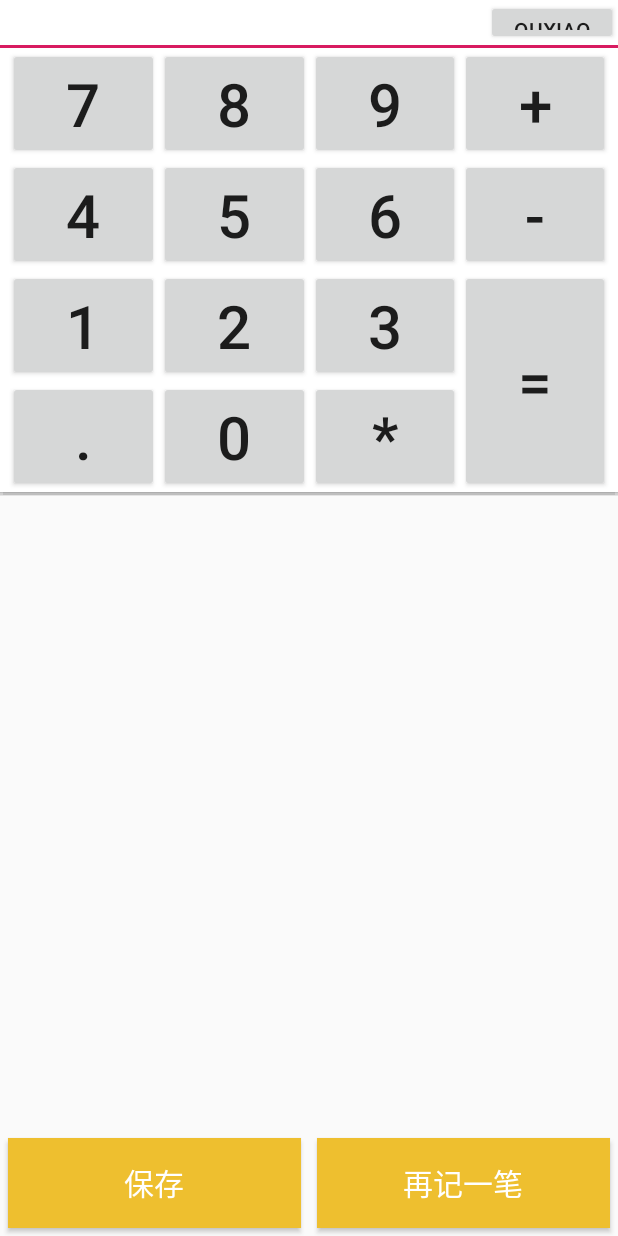
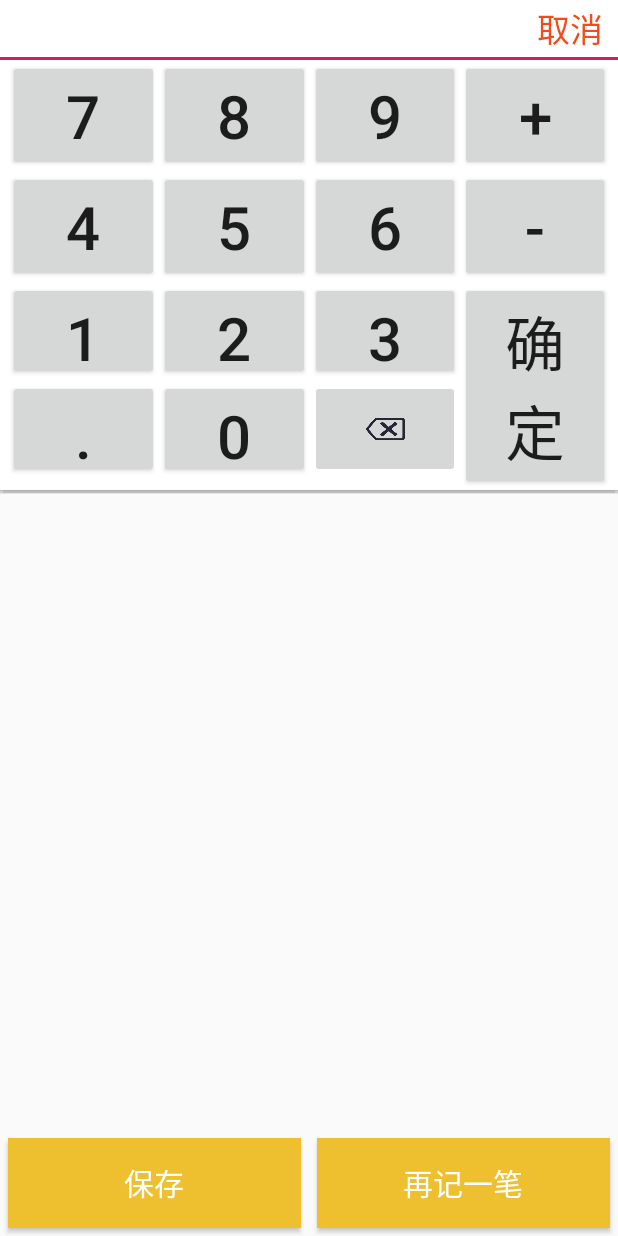
Before and after one commit to smallbai6/personalfinance, an Android app: the TallyActivity screen opened directly, with no data from a screen before it, after a tap on "0.00", on a phone screen of 412 x 824 dp. Run offline under Robolectric (Android 15) with nearby library versions, the phone set to English and light mode, and no system bars; 6 statements that could not run were skipped.

```diff
--- a/app/build.gradle
+++ b/app/build.gradle
@@ -29,6 +29,7 @@ dependencies {
     implementation 'com.contrarywind:Android-PickerView:3.2.7'
     implementation 'com.android.support:design:28.0.0-alpha1'
     implementation 'de.hdodenhof:circleimageview:3.0.1'
+    implementation 'com.baoyz.swipemenulistview:library:1.3.0'
 
 
 }
--- a/app/src/main/java/com/personalfinance/app/Detail/DetailAdapter.java
+++ b/app/src/main/java/com/personalfinance/app/Detail/DetailAdapter.java
@@ -23,11 +23,7 @@ public class DetailAdapter extends TreeListViewAdapter {
     public void setOnInnerItemLongClickListener(OnInnerItemLongClickListener longListener){
         this.longListener=longListener;
     }
-    /*private OnTreeNodeCheckedChangeListener checkedChangeListener;
 
-    public void setCheckedChangeListener(OnTreeNodeCheckedChangeListener checkedChangeListener) {
-        this.checkedChangeListener = checkedChangeListener;
-    }*/
 
     //进行ListViewAdapter中的内容
     public DetailAdapter(ListView listView, Context context, List<Node> datas, int defaultExpandLevel, int iconExpand, int iconNoExpand) {
--- a/app/src/main/java/com/personalfinance/app/Detail/Detail_Activity/DetailEditorActivity.java
+++ b/app/src/main/java/com/personalfinance/app/Detail/Detail_Activity/DetailEditorActivity.java
@@ -60,7 +60,7 @@ public class DetailEditorActivity extends AppCompatActivity implements View.OnCl
         db = SQLiteDatabase.openDatabase(DATABASE_PATH, null, SQLiteDatabase.OPEN_READWRITE);
         intent = getIntent();
         Username = intent.getStringExtra("username");
-        currentyear = intent.getStringExtra("year");
+        currentyear = String.valueOf(intent.getIntExtra("year",0));
         listView = (ListView) findViewById(R.id.detail_bulkeditor_listview);
         detailmonth_list();
         mAdapter = new DetailBulkAdapter(listView, this, list,
@@ -284,7 +284,7 @@ public class DetailEditorActivity extends AppCompatActivity implements View.OnCl
     private void detailmonth_list() {
         Log.d("DEAliang", "进入detailmonth_list");
         list.clear();
-        detail_DetailInfo("2020");
+        detail_DetailInfo(currentyear);
         detail_Detailday_day();
         //开始综合list，实现流水列表
         int a = 0, b = 0, c = 0;//a为月，b为日详情
--- a/app/src/main/java/com/personalfinance/app/Time_Type/CaculatorPop.java
+++ b/app/src/main/java/com/personalfinance/app/Time_Type/CaculatorPop.java
@@ -3,13 +3,15 @@ package com.personalfinance.app.Time_Type;
 import android.app.Activity;
 import android.graphics.Color;
 import android.graphics.drawable.ColorDrawable;
-import android.util.Log;
+import android.graphics.drawable.Drawable;
 import android.view.Gravity;
 import android.view.View;
 import android.view.ViewGroup;
 import android.widget.Button;
 import android.widget.FrameLayout;
+import android.widget.ImageButton;
 import android.widget.PopupWindow;
+import android.widget.TextView;
 
 import com.personalfinance.app.R;
 
@@ -19,13 +21,16 @@ import java.util.ArrayList;
 public class CaculatorPop extends FrameLayout implements View.OnClickListener {
     private OnCaculatorSetListener mOnCaculatorSetListener;//回调
     private PopupWindow moneyPop;
-    private Button btncancel;
+    //private Button btncancel;
+    private TextView btncancel;
     private Activity context;
     private View contentView;
+    private Drawable drawable;
 
 
     private Button[] btnNum = new Button[11];// 数值按钮
-    private Button[] btnCommand = new Button[4];// 符号按钮
+    private Button[] btnCommand = new Button[3];// 符号按钮
+    private ImageButton backspace;
     private double result; // 计算结果
     private String process;//计算过程
     private String lastCommand; // 用于保存运算符当前运算符
@@ -43,7 +48,7 @@ public class CaculatorPop extends FrameLayout implements View.OnClickListener {
     public CaculatorPop(final Activity context, View parent) {
         super(context);
         this.context = context;
-        contentView = View.inflate(context, R.layout.caculator, null);
+        contentView = View.inflate(context, R.layout.detail_tally_caculator, null);
         //弹窗设置
         moneyPop = new PopupWindow(contentView,
                 ViewGroup.LayoutParams.MATCH_PARENT, ViewGroup.LayoutParams.WRAP_CONTENT);
@@ -56,8 +61,9 @@ public class CaculatorPop extends FrameLayout implements View.OnClickListener {
         btnCommand[0] = (Button) contentView.findViewById(R.id.add);
         btnCommand[1] = (Button) contentView.findViewById(R.id.subtract);
         btnCommand[2] = (Button) contentView.findViewById(R.id.equal);
-        btnCommand[3] = (Button) contentView.findViewById(R.id.backspace);
-
+        //btnCommand[3] = (Button) contentView.findViewById(R.id.backspace);
+        backspace = (ImageButton) contentView.findViewById(R.id.backspace);
+        backspace.setOnClickListener(this);
         // 获取数字
         btnNum[0] = (Button) contentView.findViewById(R.id.num0);
         btnNum[1] = (Button) contentView.findViewById(R.id.num1);
@@ -79,17 +85,19 @@ public class CaculatorPop extends FrameLayout implements View.OnClickListener {
             bc.setOnClickListener(ca);
         }
         moneyPop.setOnDismissListener(mOnDissmissListener);
-        btncancel = (Button) contentView.findViewById(R.id.money_cancel);
+        // btncancel = (Button) contentView.findViewById(R.id.money_cancel);
+        //btncancel.setOnClickListener(this);
+        btncancel = (TextView) contentView.findViewById(R.id.money_cancel);
         btncancel.setOnClickListener(this);
         result = 0;
         process = "";
-        lastCommand = "=";
+        lastCommand = "确\n定";
         commonClick = false;
         firstFlag = true;
         lastresult = "";
         lastvalues.clear();
         lastfuhao.clear();
-        lastfuhao.add("=");
+        lastfuhao.add("确\n定");
         lastpoint.clear();
         pointjudge = false;
         pointdigit = 0;
@@ -99,21 +107,21 @@ public class CaculatorPop extends FrameLayout implements View.OnClickListener {
         // 初始化各项值
         result = 0; // 结果值
         process = "";//过程为空
-        lastCommand = "="; // 运算符
+        lastCommand = "确\n定"; // 运算符
         commonClick = false;//每点击符号按钮
         firstFlag = true; // 是首次运算
         mOnCaculatorSetListener.OnCaculatorSet(2, process);
         lastresult = "";
         lastvalues.clear();
         lastfuhao.clear();
-        lastfuhao.add("=");
+        lastfuhao.add("确\n定");
         pointjudge = false;
         pointdigit = 0;
     }
 
     //lastcommand为"="时候过程区域显示内容
     private void process_equals() {
-        if (!lastCommand.equals("=")) {
+        if (!lastCommand.equals("确\n定")) {
             mOnCaculatorSetListener.OnCaculatorSet(2, process);
         } else {
             mOnCaculatorSetListener.OnCaculatorSet(2, "");
@@ -133,9 +141,17 @@ public class CaculatorPop extends FrameLayout implements View.OnClickListener {
                 moneyPop.dismiss();
                 calculator();
                 break;
+            /**/case R.id.backspace:
+                if (firstFlag) {// 首次输入"-"的情况
+                    return;
+                } else {
+                    deletebtn();
+                }
+                break;
+            default:
+                break;
         }
     }
-
     // 数字按钮监听器
     private class NumberAction implements OnClickListener {
         @Override
@@ -168,7 +184,7 @@ public class CaculatorPop extends FrameLayout implements View.OnClickListener {
                 if (pointjudge) {
                     pointdigit += 1;
                 }
-                Log.d("liang", "点击数字 pointjudge:" + pointjudge + "  pointdigit:" + pointdigit + " commonClick:" + commonClick);
+                //  Log.d("liang", "点击数字 pointjudge:" + pointjudge + "  pointdigit:" + pointdigit + " commonClick:" + commonClick);
                 if (!commonClick && !input.equals(".")) {
                     switch (lastCommand) {
                         case "+":
@@ -219,15 +235,17 @@ public class CaculatorPop extends FrameLayout implements View.OnClickListener {
                 } else {//首次输入其他运算符
                     return;
                 }
-            } else if (btn.getId() == R.id.backspace) {
+            }
+            /*else if (btn.getId() == R.id.backspace) {
                 deletebtn();//点击删除键
-            } else if (inputCommand.equals("=")) {
+            }*/
+            else if (inputCommand.equals("确\n定")) {
                 calculator();
                 moneyPop.dismiss();
             } else {//点击"+"or"-"
-                Log.d("lianga", "点击+/-");
+                //  Log.d("lianga", "点击+/-");
                 addorsub();
-                Log.d("lianga", "点击+/-完成");
+                //  Log.d("lianga", "点击+/-完成");
                 //lastpoint.add(String.valueOf(pointdigit));
                 // pointjudge = false;
                 // pointdigit = 0;
@@ -274,7 +292,7 @@ public class CaculatorPop extends FrameLayout implements View.OnClickListener {
      *点击删除键
      */
     private void deletebtn() {
-        Log.d("liang", "初始  result:" + result + "   process:" + process + "   lastresult:" + lastresult);
+        // Log.d("liang", "初始  result:" + result + "   process:" + process + "   lastresult:" + lastresult);
         if (lastresult.equals("")) {
             //删除符号并获取上一个lastresult
             if (process.equals("")) {
@@ -325,7 +343,7 @@ public class CaculatorPop extends FrameLayout implements View.OnClickListener {
                 }
                 mOnCaculatorSetListener.OnCaculatorSet(1, formatPrice(result));
             }
-            Log.d("liang", "b:  result:" + result + "   process:" + process + "   lastresult:" + lastresult);
+            //   Log.d("liang", "b:  result:" + result + "   process:" + process + "   lastresult:" + lastresult);
 
             if (pointjudge) {
                 pointdigit -= 1;
@@ -338,14 +356,14 @@ public class CaculatorPop extends FrameLayout implements View.OnClickListener {
             if (!lastposition.equals(".") && lastresult.length() != 0) {
                 calculate(Double.parseDouble(lastresult));
             }
-            Log.d("liang", "c:  result:" + result + "   process:" + process + "   lastresult:" + lastresult);
+            //  Log.d("liang", "c:  result:" + result + "   process:" + process + "   lastresult:" + lastresult);
 
-            if (lastCommand.equals("=") && process.substring(process.length() - 1).equals(".")) {
+            if (lastCommand.equals("确\n定") && process.substring(process.length() - 1).equals(".")) {
                 process = process.substring(0, process.length() - 1);
                 lastresult = lastresult.substring(0, lastresult.length() - 1);
                 calculate(Double.parseDouble(lastresult));
             }
-            Log.d("liang", "d:  result:" + result + "   process:" + process + "   lastresult:" + lastresult);
+            //  Log.d("liang", "d:  result:" + result + "   process:" + process + "   lastresult:" + lastresult);
 
             /*if (!lastCommand.equals("=")) {
                 mOnCaculatorSetListener.OnCaculatorSet(2, process);
@@ -366,7 +384,7 @@ public class CaculatorPop extends FrameLayout implements View.OnClickListener {
             result += x;
         } else if (lastCommand.equals("-")) {
             result -= x;
-        } else if (lastCommand.equals("=")) {
+        } else if (lastCommand.equals("确\n定")) {
             result = x;
         }
         mOnCaculatorSetListener.OnCaculatorSet(1, formatPrice(result));
--- a/app/src/main/res/layout/caculator.xml
+++ b/app/src/main/res/layout/caculator.xml
@@ -1,37 +1,17 @@
 <?xml version="1.0" encoding="utf-8"?>
 <LinearLayout xmlns:android="http://schemas.android.com/apk/res/android"
+    xmlns:app="http://schemas.android.com/apk/res-auto"
     android:layout_width="match_parent"
-    android:layout_height="300dp"
+    android:layout_height="wrap_content"
+    android:layout_marginLeft="5dp"
+    android:layout_marginRight="5dp"
     android:orientation="vertical">
 
 
-    <RelativeLayout
-        android:layout_width="match_parent"
-        android:layout_height="wrap_content">
-
-        <Button
-            android:id="@+id/money_cancel"
-            android:layout_width="wrap_content"
-            android:layout_height="30dp"
-            android:layout_alignParentRight="true"
-            android:text="quxiao" />
-    </RelativeLayout>
-    <View
-        android:layout_width="match_parent"
-        android:layout_height="2dp"
-        android:background="@color/colorAccent"/>
-
     <LinearLayout
-        android:layout_width="match_parent"
-        android:layout_height="match_parent"
-        android:layout_marginLeft="5dp"
-        android:layout_marginRight="5dp"
-        android:orientation="vertical">
-
-        <LinearLayout
             android:layout_width="match_parent"
-            android:layout_height="match_parent"
-            android:layout_weight="3"
+        android:layout_height="wrap_content"
+        android:layout_weight="1"
             android:orientation="horizontal">
 
             <Button
@@ -69,8 +49,8 @@
 
         <LinearLayout
             android:layout_width="match_parent"
-            android:layout_height="match_parent"
-            android:layout_weight="3"
+            android:layout_height="wrap_content"
+            android:layout_weight="1"
             android:orientation="horizontal">
 
             <Button
@@ -109,7 +89,7 @@
         <LinearLayout
             android:layout_width="match_parent"
             android:layout_height="match_parent"
-            android:layout_weight="2"
+            android:layout_weight="20"
             android:orientation="horizontal">
 
             <LinearLayout
@@ -120,8 +100,7 @@
 
                 <LinearLayout
                     android:layout_width="match_parent"
-                    android:layout_height="match_parent"
-                    android:layout_weight="1"
+                    android:layout_height="65dp"
                     android:orientation="horizontal">
 
                     <Button
@@ -151,8 +130,7 @@
 
                 <LinearLayout
                     android:layout_width="match_parent"
-                    android:layout_height="match_parent"
-                    android:layout_weight="1"
+                    android:layout_height="65dp"
                     android:orientation="horizontal">
 
                     <Button
@@ -171,13 +149,14 @@
                         android:text="0"
                         android:textSize="40sp" />
 
-                    <Button
+                    <ImageButton
                         android:id="@+id/backspace"
                         android:layout_width="match_parent"
-                        android:layout_height="match_parent"
+                        android:layout_height="wrap_content"
                         android:layout_weight="1"
-                        android:text="*"
-                        android:textSize="40sp" />
+                        android:scaleType="fitCenter"
+                        app:srcCompat="@mipmap/backspace" />
+
                 </LinearLayout>
 
             </LinearLayout>
@@ -192,13 +171,11 @@
                     android:id="@+id/equal"
                     android:layout_width="match_parent"
                     android:layout_height="match_parent"
-                    android:text="="
+                    android:text="确\n定"
                     android:textSize="40sp" />
             </LinearLayout>
 
         </LinearLayout>
 
-    </LinearLayout>
-
 
 </LinearLayout>
--- a/app/src/main/res/layout/detail.xml
+++ b/app/src/main/res/layout/detail.xml
@@ -49,7 +49,7 @@
                 android:layout_width="30dp"
                 android:layout_height="30dp"
                 android:layout_marginRight="10dp"
-               android:layout_toLeftOf="@id/detail_year_tianjia"
+                android:layout_toLeftOf="@id/detail_year_tianjia"
                 android:layout_centerVertical="true"
                 app:srcCompat="@mipmap/shengluetubiao" />
 
@@ -165,6 +165,7 @@
                     android:layout_height="match_parent"
                     android:scrollbars="none" />
 
+
             </LinearLayout>
         </ScrollView>
 
--- /dev/null
+++ b/app/src/main/res/layout/detail_tally_caculator.xml
@@ -0,0 +1,33 @@
+<?xml version="1.0" encoding="utf-8"?>
+<LinearLayout xmlns:android="http://schemas.android.com/apk/res/android"
+    xmlns:app="http://schemas.android.com/apk/res-auto"
+    android:layout_width="match_parent"
+    android:layout_height="wrap_content"
+    android:orientation="vertical">
+
+
+    <RelativeLayout
+        android:layout_width="match_parent"
+        android:layout_height="38dp">
+
+        <TextView
+            android:id="@+id/money_cancel"
+            android:layout_width="wrap_content"
+            android:layout_height="wrap_content"
+            android:layout_alignParentRight="true"
+            android:layout_centerVertical="true"
+            android:layout_marginRight="10dp"
+            android:text="取消"
+            android:textColor="@color/colorred"
+            android:textSize="22dp" />
+    </RelativeLayout>
+
+    <View
+        android:layout_width="match_parent"
+        android:layout_height="2dp"
+        android:background="@color/colorAccent" />
+
+    <include layout="@layout/caculator" />
+
+
+</LinearLayout>
--- a/app/src/main/res/layout/detail_type_a.xml
+++ b/app/src/main/res/layout/detail_type_a.xml
@@ -30,7 +30,7 @@
         android:layout_height="wrap_content"
         android:text="结余"
         android:layout_toRightOf="@+id/a_detail_month"
-        android:layout_marginLeft="85dp"
+        android:layout_marginLeft="60dp"
         android:layout_alignBottom="@+id/a_detail_totalmoney"
 
         android:textSize="16dp" />
--- a/app/src/main/res/layout/detail_type_b.xml
+++ b/app/src/main/res/layout/detail_type_b.xml
@@ -30,7 +30,7 @@
         android:layout_height="wrap_content"
         android:text="早午晚餐"
         android:layout_toRightOf="@+id/b_detail_day"
-        android:layout_marginLeft="85dp"
+        android:layout_marginLeft="60dp"
         android:textSize="20dp"
         />
     <TextView
@@ -70,7 +70,6 @@
         android:layout_height="2dp"
         android:layout_below="@+id/b_detail_text"
         >
-
     </View>
 
 </RelativeLayout>
```
Also changed, not shown: app/src/main/java/com/personalfinance/app/Budget/Budget_Caculator.java (+30 -16 lines), app/src/main/java/com/personalfinance/app/DetailActivity.java (+33 -6 lines), app/src/main/res/layout/budget_caculator.xml (+4 -4 lines), app/src/main/res/mipmap-hdpi/backspace.png (added), app/src/main/res/mipmap-mdpi/backspace.png (added), app/src/main/res/mipmap-xhdpi/backspace.png (added), app/src/main/res/mipmap-xxhdpi/backspace.png (added), app/src/main/res/mipmap-xxxhdpi/backspace.png (added).
